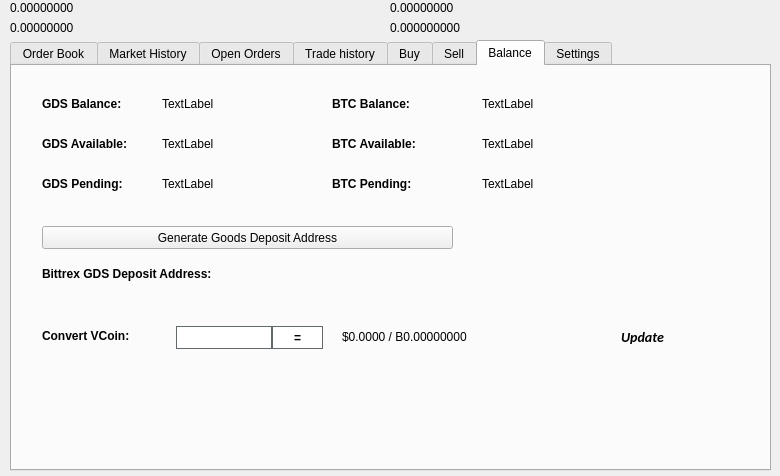
Above: src/qt/forms/tradingdialog.ui from buddilla/GoCash-Core before the change. Below: the same form after it.
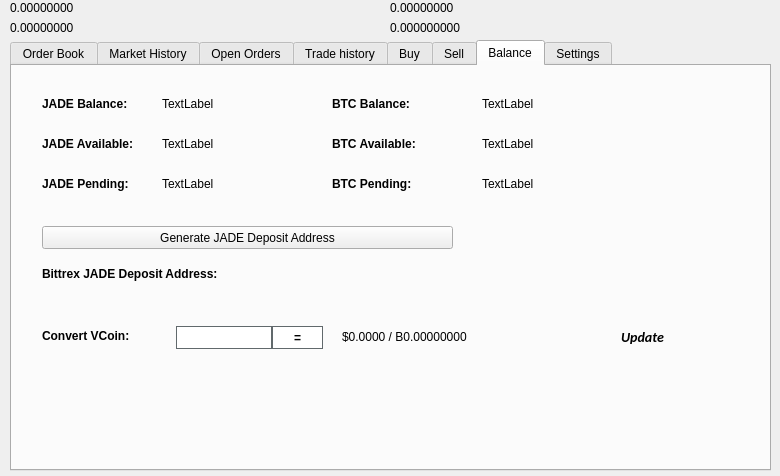
That is the form after the change. The open tabs and pages were chosen to show the change. Icons and pictures are not drawn.

Patch:
```diff
--- a/src/qt/forms/tradingdialog.ui
+++ b/src/qt/forms/tradingdialog.ui
@@ -2762,7 +2762,7 @@
       </font>
      </property>
      <property name="text">
-      <string>GDS Balance:</string>
+      <string>JADE Balance:</string>
      </property>
     </widget>
     <widget class="QLabel" name="label_12">
@@ -2813,7 +2813,7 @@
       </font>
      </property>
      <property name="text">
-      <string>GDS Available:</string>
+      <string>JADE Available:</string>
      </property>
     </widget>
     <widget class="QLabel" name="label_14">
@@ -2832,7 +2832,7 @@
       </font>
      </property>
      <property name="text">
-      <string>GDS Pending:</string>
+      <string>JADE Pending:</string>
      </property>
     </widget>
     <widget class="QLabel" name="GDSPendingLabel">
@@ -2928,7 +2928,7 @@
       </font>
      </property>
      <property name="text">
-      <string>Bittrex GDS Deposit Address:</string>
+      <string>Bittrex JADE Deposit Address:</string>
      </property>
     </widget>
     <widget class="QPushButton" name="GenDepositBTN">
@@ -2941,7 +2941,7 @@
       </rect>
      </property>
      <property name="text">
-      <string>Generate Goods Deposit Address</string>
+      <string>Generate JADE Deposit Address</string>
      </property>
      <property name="icon">
       <iconset resource="../goods.qrc">
```
Left out of the diff: 46 changed lines with no effect on the pictures.
